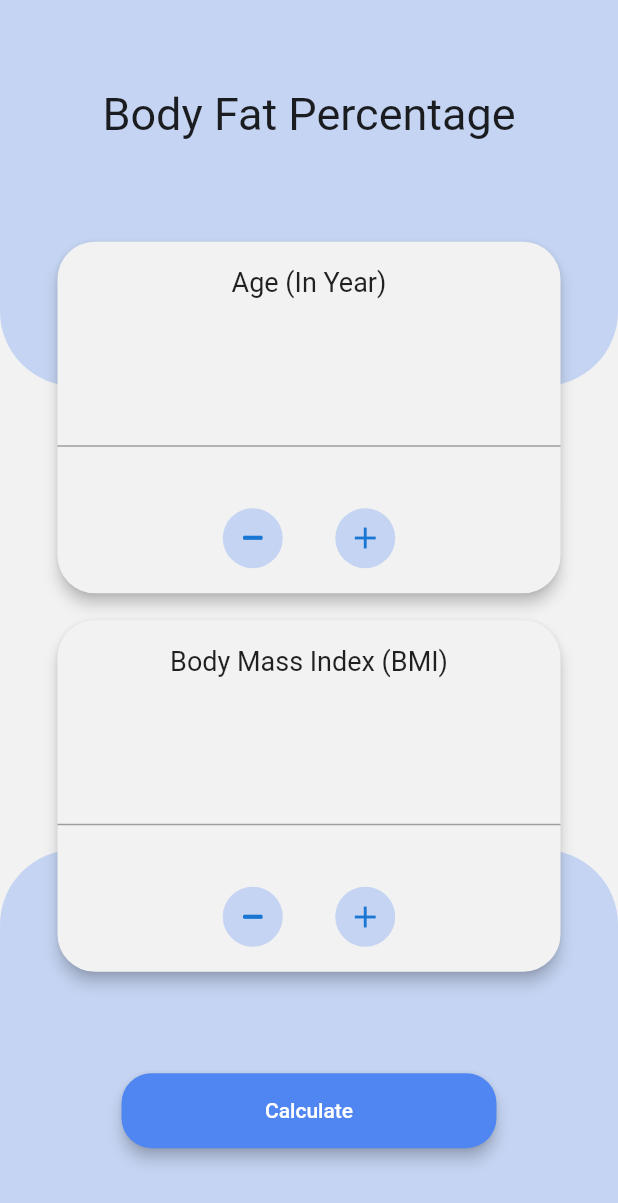
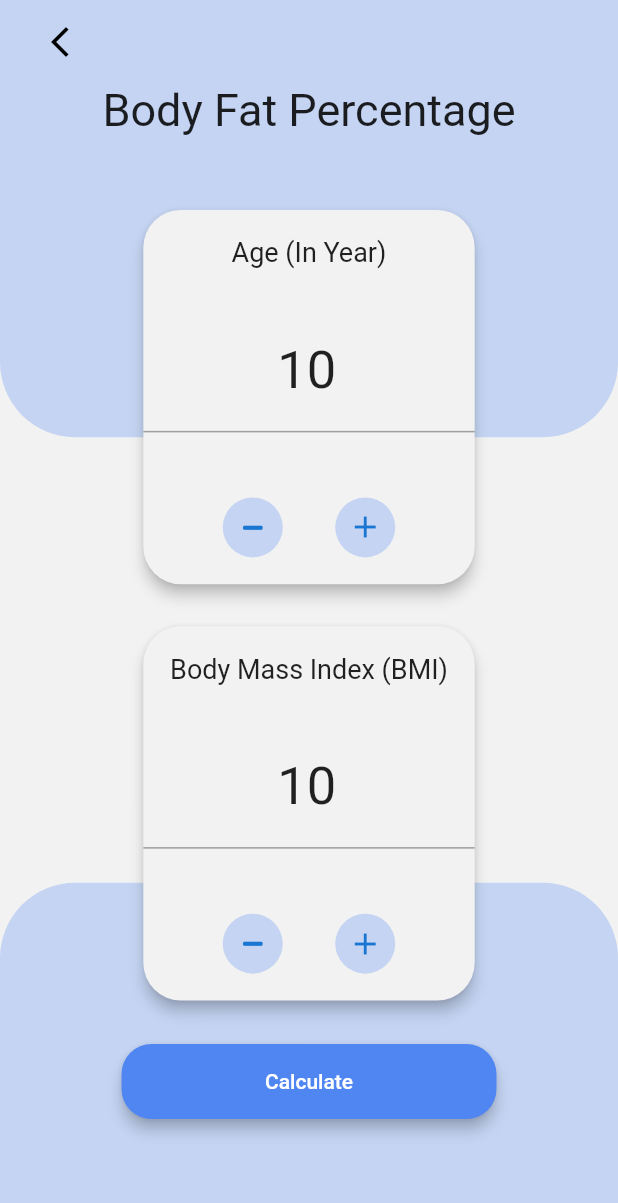
Before and after one commit to madhusudhan112/bmi-calculator, a Flutter app: the screen it shows after launch, after a tap on "Body Fat Percentage", on a phone screen of 412 x 824 dp. Shown: the top 1203 px of the screen. Run offline on Flutter 3.47's test engine with Material 2 defaults, Android fonts, the phone set to English and light mode, and no system bars; our stand-ins replace font_awesome_flutter, hive, hive_flutter, syncfusion_flutter_charts; accounts and stored records are empty.

Commit message:
fix:validation, width

```diff
--- a/lib/calculator/body_fat_calculator.dart
+++ b/lib/calculator/body_fat_calculator.dart
@@ -14,11 +14,17 @@ class BodyFatCalculator {
   }
 
   String result() {
-    return "Your Body Fat Percentage is " + bf!.toStringAsFixed(1);
+    if (bf!.isNegative) {
+      return "You might have given invalid values, Body Fat Cant be Negative";
+    } else {
+      return "Your Body Fat Percentage is " + bf!.toStringAsFixed(1);
+    }
   }
 
   String result2() {
-    if (bf! <= 8) {
+    if (bf!.isNegative) {
+      return "Body Fat cant be Negative";
+    } else if (bf! <= 8) {
       return "You have much lower body fat take a good care or consult your doctor";
     } else if (bf! >= 30) {
       return "You have higher body fat please take a good care or consult your doctor";
--- a/lib/calculator/calculator.dart
+++ b/lib/calculator/calculator.dart
@@ -16,7 +16,9 @@ class Calculate_bmi {
   }
 
   String result1() {
-    if (bmi! >= 25) {
+    if (bmi!.isNegative) {
+      return "Bmi Can't be Negetaive";
+    } else if (bmi! >= 25) {
       return "OVERWEIGHT";
     } else if (bmi! > 18.5) {
       return "NORMAL WEIGHT";
@@ -26,7 +28,9 @@ class Calculate_bmi {
   }
 
   String result2() {
-    if (bmi! >= 25) {
+    if (bmi!.isNegative) {
+      return "Please Provide Valid Information";
+    } else if (bmi! >= 25) {
       return 'YOU HAVE OVERWEIGHT BODY NEED HEAVY EXCERCISE';
     } else if (bmi! > 18.5) {
       return 'YOU HAVE NORMAL BODY NEED LEAST EXCERCISE';
--- a/lib/screens/bmi_page.dart
+++ b/lib/screens/bmi_page.dart
@@ -107,6 +107,7 @@ class _BmiPageState extends State<BmiPage> {
           ),
         ),
         body: Stack(
+          alignment: Alignment.topCenter,
           children: [
             Container(
               alignment: Alignment.topCenter,
@@ -330,7 +331,7 @@ class _BmiPageState extends State<BmiPage> {
                     ),
                     Container(
                       height: size.height / 4,
-                      width: size.width / 0.2,
+                      width: size.width / 1.3,
                       padding: const EdgeInsets.symmetric(horizontal: 5),
                       child: Card(
                         color: Theme.of(context).primaryColor,
--- a/lib/screens/body_fat_page.dart
+++ b/lib/screens/body_fat_page.dart
@@ -19,8 +19,10 @@ class BodyFatPage extends StatefulWidget {
 
 class _BodyFatPageState extends State<BodyFatPage> {
   final _formKey = GlobalKey<FormState>();
-  final TextEditingController _ageController = TextEditingController();
-  final TextEditingController _bmiController = TextEditingController();
+  final TextEditingController _ageController =
+      TextEditingController(text: "10");
+  final TextEditingController _bmiController =
+      TextEditingController(text: "10");
 
   @override
   void dispose() {
@@ -86,12 +88,26 @@ class _BodyFatPageState extends State<BodyFatPage> {
         }
       },
       child: Scaffold(
+        appBar: AppBar(
+          backgroundColor: Theme.of(context).backgroundColor,
+          elevation: 0,
+          automaticallyImplyLeading: false,
+          title: IconButton(
+            onPressed: () {
+              Navigator.of(context).pop();
+            },
+            icon: const Icon(
+              Icons.arrow_back_ios_new,
+              color: Colors.black,
+            ),
+          ),
+        ),
         backgroundColor: Theme.of(context).primaryColor,
         body: Stack(
+          alignment: Alignment.topCenter,
           children: [
             Container(
-              alignment: Alignment.topCenter,
-              height: size.height / 3.2,
+              height: size.height / 3.5,
               decoration: BoxDecoration(
                 color: Theme.of(context).backgroundColor,
                 borderRadius: const BorderRadius.only(
@@ -103,7 +119,7 @@ class _BodyFatPageState extends State<BodyFatPage> {
             Align(
               alignment: Alignment.bottomCenter,
               child: Container(
-                height: size.height / 3.2,
+                height: size.height / 3.5,
                 decoration: BoxDecoration(
                   color: Theme.of(context).backgroundColor,
                   borderRadius: const BorderRadius.only(
@@ -118,24 +134,28 @@ class _BodyFatPageState extends State<BodyFatPage> {
                 key: _formKey,
                 child: Container(
                   alignment: Alignment.topCenter,
-                  height: size.height,
                   padding: const EdgeInsets.symmetric(
                     horizontal: 20.0,
                   ),
                   child: Column(
-                    mainAxisAlignment: MainAxisAlignment.spaceEvenly,
                     children: [
                       const Text(
                         "Body Fat Percentage",
                         style: TextStyle(fontSize: 30),
                         textAlign: TextAlign.center,
                       ),
+                      const SizedBox(
+                        height: 20,
+                      ),
                       Column(
                         children: [
+                          const SizedBox(
+                            height: 20,
+                          ),
                           GridTile(
                             child: Container(
-                              height: size.height / 3.4,
-                              width: size.width / 1.2,
+                              height: size.height / 3.2,
+                              width: size.width / 1.8,
                               margin: const EdgeInsets.symmetric(
                                   vertical: 5, horizontal: 2),
                               child: Card(
@@ -160,7 +180,7 @@ class _BodyFatPageState extends State<BodyFatPage> {
                                             signed: false,
                                             decimal: false,
                                           ),
-                                          style: const TextStyle(fontSize: 28),
+                                          style: const TextStyle(fontSize: 35),
                                           controller: _ageController,
                                           decoration: const InputDecoration(
                                             border: InputBorder.none,
@@ -222,10 +242,11 @@ class _BodyFatPageState extends State<BodyFatPage> {
                               ),
                             ),
                           ),
+                          const SizedBox(height: 10),
                           GridTile(
                             child: Container(
-                              height: size.height / 3.4,
-                              width: size.width / 1.2,
+                              height: size.height / 3.2,
+                              width: size.width / 1.8,
                               margin: const EdgeInsets.symmetric(
                                   vertical: 5, horizontal: 5),
                               child: Card(
@@ -248,7 +269,7 @@ class _BodyFatPageState extends State<BodyFatPage> {
                                           keyboardType: const TextInputType
                                                   .numberWithOptions(
                                               signed: false, decimal: true),
-                                          style: const TextStyle(fontSize: 28),
+                                          style: const TextStyle(fontSize: 35),
                                           controller: _bmiController,
                                           decoration: const InputDecoration(
                                             border: InputBorder.none,
@@ -311,6 +332,7 @@ class _BodyFatPageState extends State<BodyFatPage> {
                           ),
                         ],
                       ),
+                      const SizedBox(height: 20),
                       ElevatedButton(
                         style: ElevatedButton.styleFrom(
                             primary: const Color(0xff5086F2),
--- a/lib/screens/dashboard.dart
+++ b/lib/screens/dashboard.dart
@@ -45,10 +45,11 @@ class _DashboardState extends State<Dashboard> {
                   ),
                   Container(
                     color: Theme.of(context).primaryColor,
-                    height: size.height / 2.2,
-                    width: size.width / 0.2,
+                    height: size.height / 2.7,
+                    width: size.width / 0.4,
                     margin: const EdgeInsets.only(top: 20),
                     child: Card(
+                      elevation: 8,
                       shape: RoundedRectangleBorder(
                         borderRadius: BorderRadius.circular(20),
                       ),
@@ -81,16 +82,16 @@ class _DashboardState extends State<Dashboard> {
                     height: 100,
                   ),
                   Row(
-                    mainAxisAlignment: MainAxisAlignment.spaceBetween,
+                    mainAxisAlignment: MainAxisAlignment.spaceAround,
                     children: [
                       ElevatedButton(
                         style: ElevatedButton.styleFrom(
                             primary: const Color(0xff5086F2),
-                            elevation: 0,
+                            elevation: 2,
                             shape: RoundedRectangleBorder(
                               borderRadius: BorderRadius.circular(15.0),
                             ),
-                            fixedSize: const Size(180, 150)),
+                            fixedSize: const Size(125, 125)),
                         onPressed: () {
                           Navigator.of(context).pushNamed(BmiPage.routeName);
                         },
@@ -102,11 +103,11 @@ class _DashboardState extends State<Dashboard> {
                       ElevatedButton(
                         style: ElevatedButton.styleFrom(
                           primary: const Color(0xff5086F2),
-                          elevation: 0,
+                          elevation: 2,
                           shape: RoundedRectangleBorder(
                             borderRadius: BorderRadius.circular(15.0),
                           ),
-                          fixedSize: const Size(180, 150),
+                          fixedSize: const Size(125, 125),
                         ),
                         onPressed: () {
                           Navigator.of(context)
```
Also changed, not shown: 1 other file.
